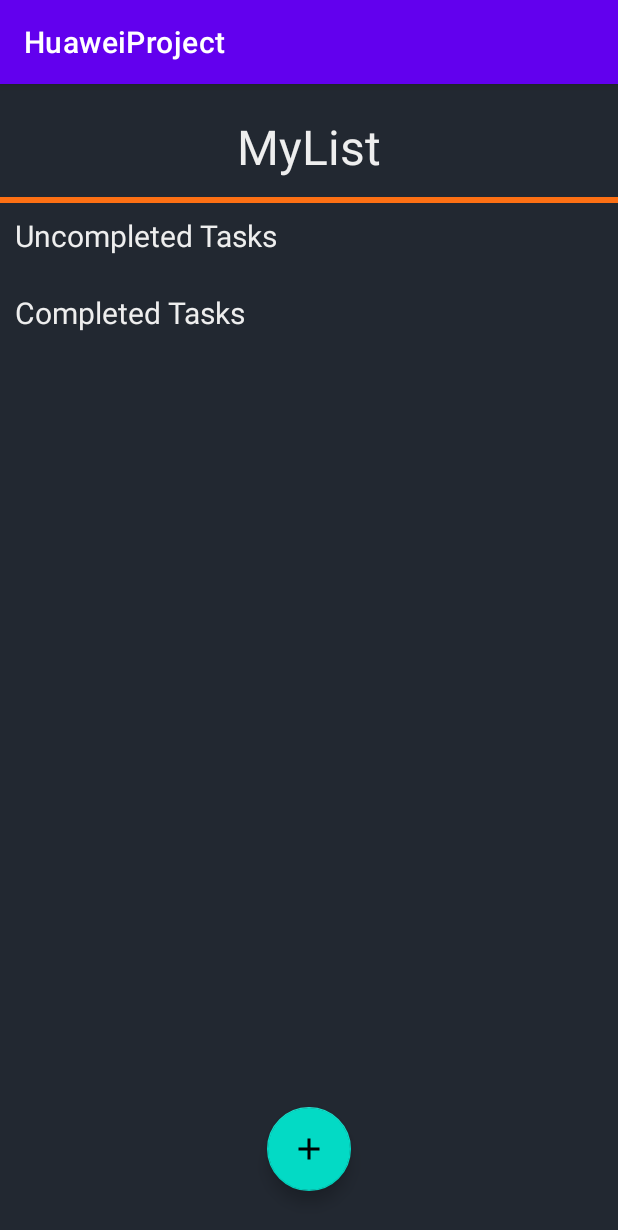
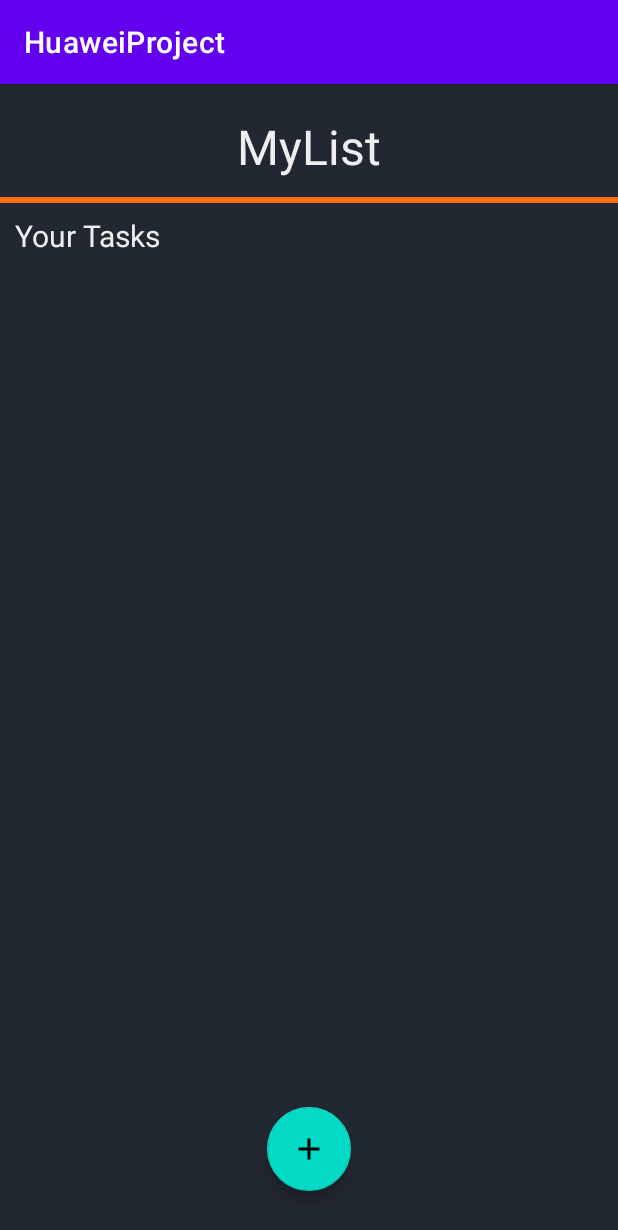
Before and after one commit to russellotniel/HuaweiProject, an Android app: the MainActivity screen opened directly, with no data from a screen before it, on a phone screen of 412 x 824 dp. Shown: the top 1230 px of the screen. Run offline under Robolectric (Android 15) with nearby library versions, the phone set to English and light mode, and no system bars.

Commit message:
Benerin Main Activity

```diff
--- a/app/src/main/res/layout/activity_main.xml
+++ b/app/src/main/res/layout/activity_main.xml
@@ -29,8 +29,8 @@
     <TextView
         android:layout_width="wrap_content"
         android:layout_height="wrap_content"
-        android:id="@+id/uncompletedTasksSubtitle"
-        android:text="Uncompleted Tasks"
+        android:id="@+id/yourTasksSubtitle"
+        android:text="Your Tasks"
         android:textSize="20dp"
         android:layout_below="@id/myListTitle"
          android:layout_marginTop="12dp"
@@ -43,29 +43,7 @@
         android:layout_width="match_parent"
         android:layout_height="wrap_content"
         android:id="@+id/uncompletedTasksRC"
-        android:layout_below="@+id/uncompletedTasksSubtitle"
-        android:background="@color/white"
-        android:nestedScrollingEnabled="true"
-        />
-
-    <TextView
-        android:layout_width="wrap_content"
-        android:layout_height="wrap_content"
-        android:id="@+id/completedTaskSubtitle"
-        android:text="Completed Tasks"
-        android:textSize="20dp"
-        android:layout_below="@id/uncompletedTasksRC"
-        android:layout_marginTop="12dp"
-        android:layout_marginBottom="12dp"
-        android:layout_marginLeft="10dp"
-        android:textColor="@color/white"
-        />
-
-    <androidx.recyclerview.widget.RecyclerView
-        android:layout_width="match_parent"
-        android:layout_height="wrap_content"
-        android:id="@+id/completedTasksRC"
-        android:layout_below="@+id/completedTaskSubtitle"
+        android:layout_below="@+id/yourTasksSubtitle"
         android:background="@color/white"
         android:nestedScrollingEnabled="true"
         />
```
